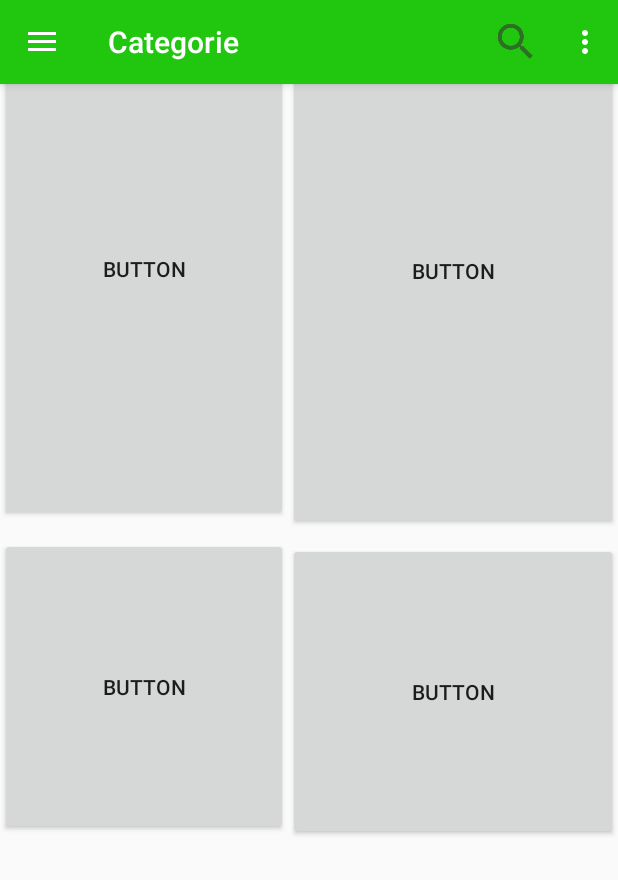
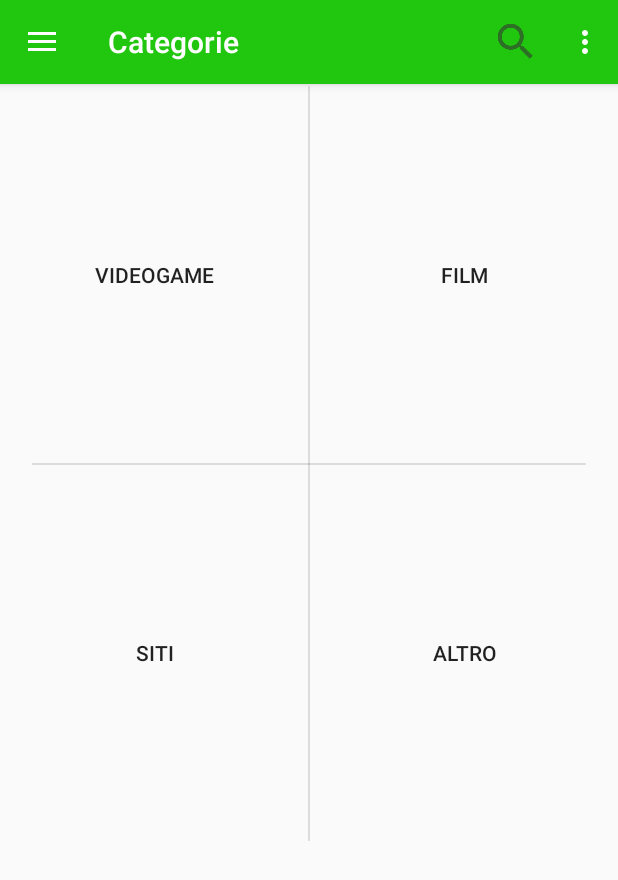
Before and after one commit to StandardInd/StdRvw, an Android app: the activity_categorie screen opened directly, with no data from a screen before it, on a phone screen of 412 x 824 dp. Shown: the top 880 px of the screen. Run offline under Robolectric (Android 15) with nearby library versions, the phone set to English and light mode, and no system bars.

Commit message:
nuove activity

```diff
--- a/app/src/main/AndroidManifest.xml
+++ b/app/src/main/AndroidManifest.xml
@@ -25,7 +25,27 @@
             android:name=".activity_categorie"
             android:label="@string/title_activity_categorie"
             android:theme="@style/AppTheme.NoActionBar" />
-        <activity android:name=".activity_settings"></activity>
+        <activity android:name=".activity_settings" />
+        <activity
+            android:name=".activity_account"
+            android:label="@string/title_activity_account"
+            android:theme="@style/AppTheme.NoActionBar" />
+        <activity
+            android:name=".activity_myreview"
+            android:label="@string/title_activity_myreview"
+            android:theme="@style/AppTheme.NoActionBar" />
+        <activity
+            android:name=".activity_seguiti"
+            android:label="@string/title_activity_seguiti"
+            android:theme="@style/AppTheme.NoActionBar" />
+        <activity
+            android:name=".activity_crediti"
+            android:label="@string/title_activity_crediti"
+            android:theme="@style/AppTheme.NoActionBar" />
+        <activity
+            android:name=".activity_cronologia"
+            android:label="@string/title_activity_cronologia"
+            android:theme="@style/AppTheme.NoActionBar"></activity>
     </application>
 
 </manifest>
--- a/app/src/main/java/stdind/standardreview/MainActivity.java
+++ b/app/src/main/java/stdind/standardreview/MainActivity.java
@@ -89,14 +89,19 @@ public class MainActivity extends AppCompatActivity
         } else if (id == R.id.nav_home) {
 
         } else if (id == R.id.nav_account) {
+            startActivity(new Intent(MainActivity.this, activity_account.class));
 
         } else if (id == R.id.nav_myreview) {
+            startActivity(new Intent(MainActivity.this, activity_myreview.class));
 
         } else if (id == R.id.nav_seguiti) {
+            startActivity(new Intent(MainActivity.this, activity_seguiti.class));
 
         } else if (id == R.id.nav_cronologia) {
+            startActivity(new Intent(MainActivity.this, activity_cronologia.class));
 
         } else if (id == R.id.nav_crediti) {
+            startActivity(new Intent(MainActivity.this, activity_crediti.class));
 
         } else if (id == R.id.nav_aggiungi_un_topic) {
 
--- a/app/src/main/java/stdind/standardreview/activity_categorie.java
+++ b/app/src/main/java/stdind/standardreview/activity_categorie.java
@@ -83,14 +83,19 @@ public class activity_categorie extends AppCompatActivity
             startActivity(new Intent(activity_categorie.this, MainActivity.class));
 
         } else if (id == R.id.nav_account) {
+            startActivity(new Intent(activity_categorie.this, activity_account.class));
 
         } else if (id == R.id.nav_myreview) {
+            startActivity(new Intent(activity_categorie.this, activity_myreview.class));
 
         } else if (id == R.id.nav_seguiti) {
+            startActivity(new Intent(activity_categorie.this, activity_seguiti.class));
 
         } else if (id == R.id.nav_cronologia) {
+            startActivity(new Intent(activity_categorie.this, activity_cronologia.class));
 
         } else if (id == R.id.nav_crediti) {
+            startActivity(new Intent(activity_categorie.this, activity_crediti.class));
 
         } else if (id == R.id.nav_aggiungi_un_topic) {
 
--- a/app/src/main/res/layout/app_bar_main.xml
+++ b/app/src/main/res/layout/app_bar_main.xml
@@ -34,4 +34,39 @@
         android:layout_height="wrap_content"
         android:visibility="invisible" />
 
+    <include
+        android:id="@+id/include_account"
+        layout="@layout/content_activity_account"
+        android:layout_width="match_parent"
+        android:layout_height="wrap_content"
+        android:visibility="invisible" />
+
+    <include
+        android:id="@+id/include_myreview"
+        layout="@layout/content_activity_myreview"
+        android:layout_width="match_parent"
+        android:layout_height="wrap_content"
+        android:visibility="invisible" />
+
+    <include
+        android:id="@+id/include_seguiti"
+        layout="@layout/content_activity_seguiti"
+        android:layout_width="match_parent"
+        android:layout_height="wrap_content"
+        android:visibility="invisible" />
+
+    <include
+        android:id="@+id/include_crediti"
+        layout="@layout/content_activity_crediti"
+        android:layout_width="match_parent"
+        android:layout_height="wrap_content"
+        android:visibility="invisible" />
+
+    <include
+        android:id="@+id/include_cronologia"
+        layout="@layout/content_activity_cronologia"
+        android:layout_width="match_parent"
+        android:layout_height="wrap_content"
+        android:visibility="invisible" />
+
 </android.support.design.widget.CoordinatorLayout>
--- a/app/src/main/res/layout/content_activity_categorie.xml
+++ b/app/src/main/res/layout/content_activity_categorie.xml
@@ -8,62 +8,85 @@
     tools:context=".activity_categorie"
     tools:showIn="@layout/app_bar_main">
 
-    <android.support.constraint.Guideline
-        android:id="@+id/guideline3"
-        android:layout_width="wrap_content"
+    <android.support.constraint.ConstraintLayout
+        android:layout_width="0dp"
         android:layout_height="wrap_content"
-        android:orientation="vertical"
-        app:layout_constraintGuide_begin="192dp" />
+        android:layout_marginTop="57dp"
+        app:layout_constraintBottom_toBottomOf="parent"
+        app:layout_constraintEnd_toEndOf="parent"
+        app:layout_constraintHorizontal_bias="0.0"
+        app:layout_constraintStart_toStartOf="parent"
+        app:layout_constraintTop_toTopOf="parent"
+        app:layout_constraintVertical_bias="0.0">
 
-    <android.support.constraint.Guideline
-        android:id="@+id/guideline2"
-        android:layout_width="wrap_content"
-        android:layout_height="wrap_content"
-        android:orientation="horizontal"
-        app:layout_constraintGuide_begin="568dp" />
+        <View
+            android:id="@+id/divider4"
+            android:layout_width="369dp"
+            android:layout_height="1dp"
+            android:background="?android:attr/listDivider"
+            app:layout_constraintBottom_toBottomOf="parent"
+            app:layout_constraintEnd_toEndOf="parent"
+            app:layout_constraintStart_toStartOf="parent"
+            app:layout_constraintTop_toTopOf="parent" />
 
-    <Button
-        android:id="@+id/button8"
-        android:layout_width="0dp"
-        android:layout_height="336dp"
-        android:text="Button"
-        app:layout_constraintBottom_toTopOf="@+id/button10"
-        app:layout_constraintEnd_toStartOf="@+id/guideline3"
+        <View
+            android:id="@+id/divider5"
+            android:layout_width="1dp"
+            android:layout_height="503dp"
+            android:background="?android:attr/listDivider"
+            app:layout_constraintBottom_toBottomOf="parent"
+            app:layout_constraintEnd_toEndOf="parent"
             app:layout_constraintHorizontal_bias="0.5"
             app:layout_constraintStart_toStartOf="parent"
             app:layout_constraintTop_toTopOf="parent" />
 
         <Button
-        android:id="@+id/button9"
+            android:id="@+id/button"
             android:layout_width="0dp"
-        android:layout_height="345dp"
-        android:text="Button"
-        app:layout_constraintBottom_toTopOf="@+id/button11"
-        app:layout_constraintEnd_toEndOf="parent"
+            android:layout_height="0dp"
+            android:background="?attr/selectableItemBackgroundBorderless"
+            android:text="Videogame"
+            app:layout_constraintBottom_toTopOf="@+id/divider4"
+            app:layout_constraintEnd_toStartOf="@+id/divider5"
             app:layout_constraintHorizontal_bias="0.5"
-        app:layout_constraintStart_toEndOf="@+id/guideline3"
+            app:layout_constraintStart_toStartOf="parent"
             app:layout_constraintTop_toTopOf="parent" />
 
         <Button
-        android:id="@+id/button10"
+            android:id="@+id/button2"
             android:layout_width="0dp"
-        android:layout_height="198dp"
-        android:text="Button"
+            android:layout_height="0dp"
+            android:background="?attr/selectableItemBackgroundBorderless"
+            android:text="Film"
+            app:layout_constraintBottom_toTopOf="@+id/divider4"
+            app:layout_constraintEnd_toEndOf="parent"
+            app:layout_constraintHorizontal_bias="0.5"
+            app:layout_constraintStart_toEndOf="@+id/divider5"
+            app:layout_constraintTop_toTopOf="parent" />
+
+        <Button
+            android:id="@+id/button3"
+            android:layout_width="0dp"
+            android:layout_height="0dp"
+            android:background="?attr/selectableItemBackgroundBorderless"
+            android:text="Siti"
             app:layout_constraintBottom_toBottomOf="parent"
-        app:layout_constraintEnd_toStartOf="@+id/guideline3"
+            app:layout_constraintEnd_toStartOf="@+id/divider5"
             app:layout_constraintHorizontal_bias="0.5"
             app:layout_constraintStart_toStartOf="parent"
-        app:layout_constraintTop_toBottomOf="@+id/button8" />
+            app:layout_constraintTop_toBottomOf="@+id/divider4" />
 
         <Button
-        android:id="@+id/button11"
+            android:id="@+id/button4"
             android:layout_width="0dp"
-        android:layout_height="198dp"
-        android:text="Button"
+            android:layout_height="0dp"
+            android:background="?attr/selectableItemBackgroundBorderless"
+            android:text="Altro"
             app:layout_constraintBottom_toBottomOf="parent"
             app:layout_constraintEnd_toEndOf="parent"
             app:layout_constraintHorizontal_bias="0.5"
-        app:layout_constraintStart_toEndOf="@+id/guideline3"
-        app:layout_constraintTop_toBottomOf="@+id/button9" />
+            app:layout_constraintStart_toEndOf="@+id/divider5"
+            app:layout_constraintTop_toBottomOf="@+id/divider4" />
+    </android.support.constraint.ConstraintLayout>
 
 </android.support.constraint.ConstraintLayout>
--- a/app/src/main/res/values/strings.xml
+++ b/app/src/main/res/values/strings.xml
@@ -7,4 +7,9 @@
     <string name="nav_header_desc">Navigation header</string>
     <string name="action_settings">Settings</string>
     <string name="title_activity_categorie">Categorie</string>
+    <string name="title_activity_account">Account</string>
+    <string name="title_activity_myreview">My Review</string>
+    <string name="title_activity_seguiti">Seguiti</string>
+    <string name="title_activity_crediti">Crediti</string>
+    <string name="title_activity_cronologia">Cronologia</string>
 </resources>
```
Lines whose indentation alone changed are shown as unchanged.
